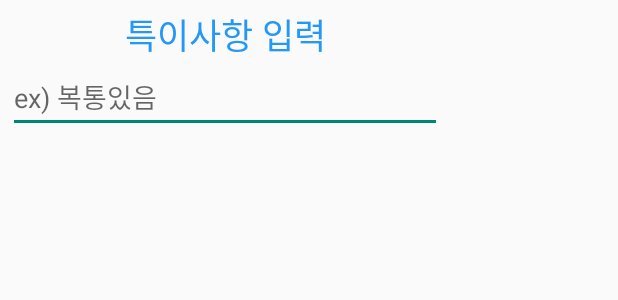
After one commit to kkkb1114/bodytemperature, an Android app: the layout dialog_significant.xml on its own in the app's theme, with its tools: preview values and no code run, on a phone screen of 412 x 824 dp. The commit adds this screen. Shown: the top 300 px of the screen. Run offline under Robolectric (Android 15) with nearby library versions, the phone set to English and light mode, and no system bars.

Commit message:
2023-02-15 메인화면 투약,특이사항 기능 구현

```diff
--- /dev/null
+++ b/app/src/main/res/layout/dialog_significant.xml
@@ -0,0 +1,25 @@
+<?xml version="1.0" encoding="utf-8"?>
+<LinearLayout xmlns:android="http://schemas.android.com/apk/res/android"
+    android:layout_width="300dp"
+    android:layout_height="match_parent"
+    android:orientation="vertical"
+    android:padding="5dp">
+
+    <TextView
+        android:id="@+id/textView3"
+        android:layout_width="match_parent"
+        android:layout_height="wrap_content"
+        android:gravity="center"
+        android:text="특이사항 입력"
+        android:textColor="#2498F4"
+        android:textSize="23dp" />
+
+    <EditText
+        android:id="@+id/edt_significant"
+        android:layout_width="match_parent"
+        android:layout_height="wrap_content"
+        android:ems="15"
+        android:hint="ex) 복통있음"
+        android:inputType="textPersonName" />
+
+</LinearLayout>
--- a/app/src/main/res/layout/fragment_home.xml
+++ b/app/src/main/res/layout/fragment_home.xml
@@ -34,7 +34,7 @@
                 android:layout_height="wrap_content"
                 android:layout_weight="1"
                 android:layout_gravity="center_horizontal"
-                android:text="100"
+                android:text=" "
                 android:textColor="#212121"
                 android:textSize="20sp" />
 
```
Also changed, not shown: app/src/main/java/kkkb1114/sampleproject/bodytemperature/fragment/HomeFragment.java (+86 -1 lines), app/src/main/res/layout/dialog_pill.xml (added, +25 -0 lines).
